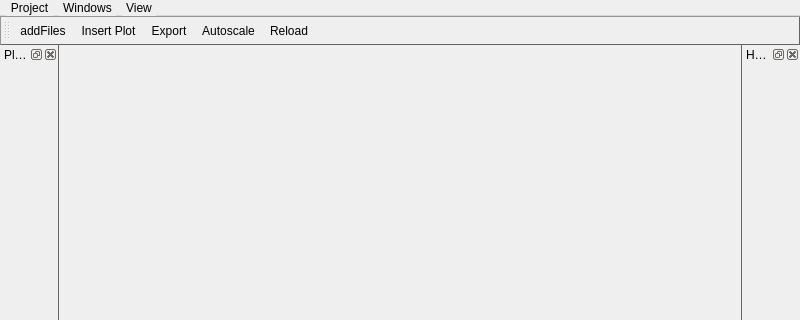
First picture: the form in Rragraph/src/MainWindow.ui, repository rasmadeus/Rragraph, before the edit; both pictures show x 0 to 800 and y 0 to 320 of the 800 by 600 pixel window.
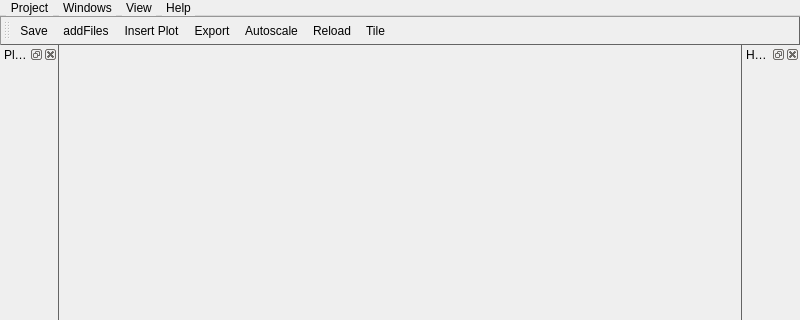
Second picture: the form after the edit. Icons and pictures are not drawn.

```diff
--- a/Rragraph/src/MainWindow.ui
+++ b/Rragraph/src/MainWindow.ui
@@ -53,7 +53,7 @@
      <x>0</x>
      <y>0</y>
      <width>800</width>
-     <height>18</height>
+     <height>16</height>
     </rect>
    </property>
    <property name="styleSheet">
@@ -155,9 +155,16 @@
     <addaction name="actionPrint"/>
     <addaction name="actionAutoScale"/>
    </widget>
+   <widget class="QMenu" name="menuHelp">
+    <property name="title">
+     <string>Help</string>
+    </property>
+    <addaction name="actionAbout"/>
+   </widget>
    <addaction name="menuProject"/>
    <addaction name="menuWindows_2"/>
    <addaction name="menuWindows"/>
+   <addaction name="menuHelp"/>
   </widget>
   <widget class="QToolBar" name="projectsToolBar">
    <property name="windowTitle">
@@ -175,11 +182,13 @@
    <attribute name="toolBarBreak">
     <bool>false</bool>
    </attribute>
+   <addaction name="actionSave"/>
    <addaction name="actionAddFiles"/>
    <addaction name="actionInsertPlot"/>
    <addaction name="actionPngExport"/>
    <addaction name="actionAutoScale"/>
    <addaction name="actionReload"/>
+   <addaction name="actionTile"/>
   </widget>
   <widget class="QDockWidget" name="plotSettings">
    <property name="styleSheet">
```
Left out of the diff: 36 changed lines with no effect on the pictures.
